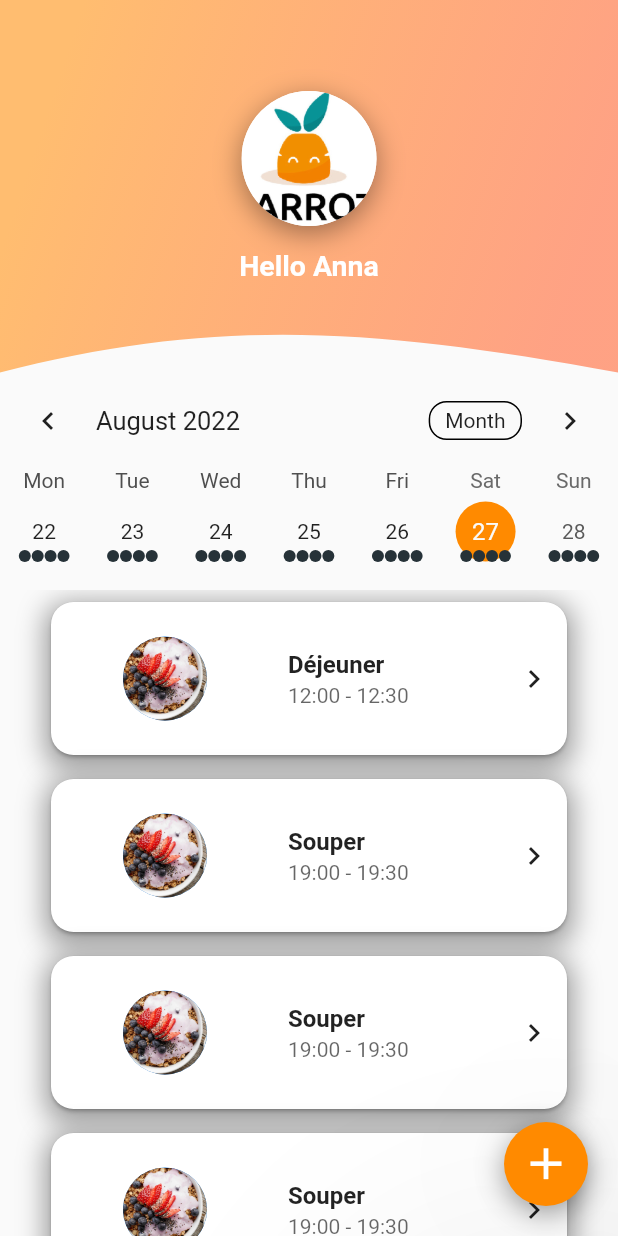
After one commit to les-crepes/CAREOT_APP, a Flutter app: the screen it shows after launch, on a phone screen of 412 x 824 dp. The commit adds this screen. Run offline on Flutter 3.47's test engine with Material 2 defaults, Android fonts, the light colour scheme and no system bars; drawn by our look-alikes of table_calendar; our stand-ins replace auto_route, cloud_firestore, firebase_auth, firebase_core, flutter_chat_types, flutter_chat_ui; accounts and stored records are empty.

Commit message:
Add parameters

```diff
--- a/lib/screens/diary.dart
+++ b/lib/screens/diary.dart
@@ -1,50 +1,17 @@
 import 'package:flutter/material.dart';
+import 'package:intl/intl.dart';
 import 'package:pdg_app/model/meal.dart';
-import 'package:pdg_app/widgets/home/top_shape.dart';
+import 'package:pdg_app/widgets/cards/arrow_pic_card.dart';
 import 'package:table_calendar/table_calendar.dart';
-import 'package:pdg_app/widgets/cards/arrow_pic_card.dart';
 
-import '../widgets/home/home_top_bar.dart';
-import 'package:intl/intl.dart';
+import '../widgets/diary/action_button.dart';
+import '../widgets/diary/diary_top_bar.dart';
+import '../widgets/diary/top_shape.dart';
 
 class DiaryScreen extends StatelessWidget {
   const DiaryScreen({Key? key}) : super(key: key);
 
-  @override
-  Widget build(BuildContext context) {
-    return const Diary();
-  }
-}
-
-class Diary extends StatefulWidget {
-  final double screenWidth;
-  final bool showActionButton;
-
-  const Diary({
-    this.screenWidth = 0,
-    this.showActionButton = true,
-    Key? key,
-  }) : super(key: key);
-
-  @override
-  State<Diary> createState() => _DiaryState();
-}
-
-class _DiaryState extends State<Diary> {
-  late final ValueNotifier<List<Meal>> _selectedEvents;
-  DateTime _selectedDay = DateTime.now();
-  DateTime _focusedDay = DateTime.now();
-  CalendarFormat _calendarFormat = CalendarFormat.week;
-
-  @override
-  void initState() {
-    super.initState();
-
-    _selectedDay = _focusedDay;
-    _selectedEvents = ValueNotifier(_getEventsForDay(_selectedDay));
-  }
-
-  List<Meal> _getEventsForDay(DateTime day) {
+  static List<Meal> _getEventsForDay(DateTime day) {
     return [
       Meal(
           startTime: DateTime(2022, 8, 26, 12),
@@ -67,6 +34,49 @@ class _DiaryState extends State<Diary> {
 
   @override
   Widget build(BuildContext context) {
+    return const Diary(
+      getDiariesForDay: _getEventsForDay,
+      clientName: "Anna",
+    );
+  }
+}
+
+class Diary extends StatefulWidget {
+  final double screenWidth;
+  final bool showActionButton;
+  final List<Meal> Function(DateTime) getDiariesForDay;
+  final String clientName;
+  final String clientPicturePath;
+
+  const Diary({
+    this.screenWidth = 0,
+    this.showActionButton = true,
+    required this.getDiariesForDay,
+    required this.clientName,
+    this.clientPicturePath = "assets/images/default_user_pic.png",
+    Key? key,
+  }) : super(key: key);
+
+  @override
+  State<Diary> createState() => _DiaryState();
+}
+
+class _DiaryState extends State<Diary> {
+  late final ValueNotifier<List<Meal>> _selectedDiaries;
+  DateTime _selectedDay = DateTime.now();
+  DateTime _focusedDay = DateTime.now();
+  CalendarFormat _calendarFormat = CalendarFormat.week;
+
+  @override
+  void initState() {
+    super.initState();
+
+    _selectedDay = _focusedDay;
+    _selectedDiaries = ValueNotifier(widget.getDiariesForDay(_selectedDay));
+  }
+
+  @override
+  Widget build(BuildContext context) {
     final width = widget.screenWidth == 0
         ? MediaQuery.of(context).size.width
         : widget.screenWidth;
@@ -76,7 +86,7 @@ class _DiaryState extends State<Diary> {
     final background = CustomPaint(
       size: Size(width,
           height), //You can Replace [WIDTH] with your desired width for Custom Paint and height will be calculated automatically
-      painter: HomeTopShape(),
+      painter: DiaryTopShape(),
     );
 
     final DateFormat hourFormatter = DateFormat('HH:mm');
@@ -84,7 +94,12 @@ class _DiaryState extends State<Diary> {
     return Stack(children: [
       Column(
         children: [
-          HomeTopBar(background: background, height: height),
+          DiaryTopBar(
+            background: background,
+            height: height,
+            clientName: widget.clientName,
+            clientPicturePath: widget.clientPicturePath,
+          ),
           TableCalendar(
               firstDay: DateTime.utc(2020, 1, 1),
               lastDay: DateTime.utc(2050, 12, 31),
@@ -107,9 +122,7 @@ class _DiaryState extends State<Diary> {
               onPageChanged: (focusedDay) {
                 _focusedDay = focusedDay;
               },
-              eventLoader: (day) {
-                return _getEventsForDay(day);
-              },
+              eventLoader: widget.getDiariesForDay,
               startingDayOfWeek: StartingDayOfWeek.monday,
               calendarStyle: CalendarStyle(
                   todayDecoration: BoxDecoration(
@@ -123,7 +136,7 @@ class _DiaryState extends State<Diary> {
           const SizedBox(height: 13),
           Expanded(
             child: ValueListenableBuilder<List<Meal>>(
-              valueListenable: _selectedEvents,
+              valueListenable: _selectedDiaries,
               builder: (context, value, _) {
                 return ListView.builder(
                   itemCount: value.length,
@@ -152,37 +165,7 @@ class _DiaryState extends State<Diary> {
           )
         ],
       ),
-      if (widget.showActionButton)
-        Column(
-          mainAxisAlignment: MainAxisAlignment.end,
-          children: [
-            Row(
-              mainAxisAlignment: MainAxisAlignment.end,
-              children: [
-                Container(
-                  decoration: const BoxDecoration(boxShadow: [
-                    BoxShadow(
-                      color: Colors.black38,
-                      blurRadius: 15,
-                      offset: Offset(0, 5),
-                      spreadRadius: 0,
-                    ),
-                  ], shape: BoxShape.circle),
-                  child: FloatingActionButton(
-                    backgroundColor: Theme.of(context).colorScheme.primary,
-                    onPressed: (() => 1),
-                    elevation: 100,
-                    child: Icon(Icons.add,
-                        color: Theme.of(context).colorScheme.onPrimary,
-                        size: 35),
-                  ),
-                ),
-                const SizedBox(width: 20)
-              ],
-            ),
-            const SizedBox(height: 20)
-          ],
-        )
+      if (widget.showActionButton) const ActionButton()
     ]);
   }
 }
--- a/lib/widgets/cards/arrow_pic_card.dart
+++ b/lib/widgets/cards/arrow_pic_card.dart
@@ -9,7 +9,7 @@ class ArrowPicCard extends StatelessWidget {
   const ArrowPicCard({
     required this.title,
     this.subtitle,
-    this.imagePath = "images/breakfast.jpg",
+    this.imagePath = "assets/images/breakfast.jpg",
     Key? key,
   }) : super(key: key);
 
--- a/lib/widgets/cards/pic_card.dart
+++ b/lib/widgets/cards/pic_card.dart
@@ -10,7 +10,7 @@ class PicCard extends StatelessWidget {
   const PicCard({
     required this.title,
     this.subtitle,
-    this.imagePath = "images/breakfast.jpg",
+    this.imagePath = 'assets/images/breakfast.jpg',
     this.icon,
     Key? key,
   }) : super(key: key);
@@ -25,8 +25,8 @@ class PicCard extends StatelessWidget {
           Expanded(
             child: ListTile(
               contentPadding: const EdgeInsets.only(left: 0),
-              leading: const CircleAvatar(
-                backgroundImage: AssetImage('assets/images/breakfast.jpg'),
+              leading: CircleAvatar(
+                backgroundImage: AssetImage(imagePath),
                 radius: 66,
               ),
               title: title,
--- /dev/null
+++ b/lib/widgets/diary/action_button.dart
@@ -0,0 +1,40 @@
+import 'package:flutter/material.dart';
+
+class ActionButton extends StatelessWidget {
+  const ActionButton({
+    Key? key,
+  }) : super(key: key);
+
+  @override
+  Widget build(BuildContext context) {
+    return Column(
+      mainAxisAlignment: MainAxisAlignment.end,
+      children: [
+        Row(
+          mainAxisAlignment: MainAxisAlignment.end,
+          children: [
+            Container(
+              decoration: const BoxDecoration(boxShadow: [
+                BoxShadow(
+                  color: Colors.black38,
+                  blurRadius: 15,
+                  offset: Offset(0, 5),
+                  spreadRadius: 0,
+                ),
+              ], shape: BoxShape.circle),
+              child: FloatingActionButton(
+                backgroundColor: Theme.of(context).colorScheme.primary,
+                onPressed: (() => 1),
+                elevation: 100,
+                child: Icon(Icons.add,
+                    color: Theme.of(context).colorScheme.onPrimary, size: 35),
+              ),
+            ),
+            const SizedBox(width: 20)
+          ],
+        ),
+        const SizedBox(height: 20)
+      ],
+    );
+  }
+}
--- a/lib/widgets/home/home_top_bar.dart
+++ b/lib/widgets/diary/diary_top_bar.dart
@@ -1,33 +1,46 @@
 import 'package:flutter/material.dart';
 
-class HomeTopBar extends StatelessWidget {
-  const HomeTopBar({
+class DiaryTopBar extends StatelessWidget {
+  const DiaryTopBar({
     Key? key,
     required this.background,
     required this.height,
+    required this.clientName,
+    required this.clientPicturePath,
   }) : super(key: key);
 
   final CustomPaint background;
   final double height;
+  final String clientName;
+  final String clientPicturePath;
 
   @override
   Widget build(BuildContext context) {
     return Stack(children: [
       background,
       Container(
-        // color: Colors.red,
         alignment: Alignment.center,
         height: height,
         child: Column(
           mainAxisAlignment: MainAxisAlignment.center,
           children: [
-            const CircleAvatar(
-              backgroundColor: Colors.white,
-              radius: 45,
+            Container(
+              decoration: const BoxDecoration(boxShadow: [
+                BoxShadow(
+                  color: Colors.black38,
+                  blurRadius: 15,
+                  offset: Offset(0, 5),
+                )
+              ], shape: BoxShape.circle),
+              child: CircleAvatar(
+                backgroundImage: AssetImage(clientPicturePath),
+                backgroundColor: Colors.white,
+                radius: 45,
+              ),
             ),
             const SizedBox(height: 15),
             Text(
-              "Hello Anna",
+              "Hello $clientName",
               style: TextStyle(
                   color: Theme.of(context).colorScheme.onPrimary,
                   fontSize: 19,
--- a/lib/widgets/home/top_shape.dart
+++ b/lib/widgets/diary/top_shape.dart
@@ -1,7 +1,7 @@
 import 'dart:ui' as ui;
 import 'package:flutter/material.dart';
 
-class HomeTopShape extends CustomPainter {
+class DiaryTopShape extends CustomPainter {
   @override
   void paint(Canvas canvas, Size size) {
     Path path_0 = Path();
--- a/pubspec.yaml
+++ b/pubspec.yaml
@@ -42,6 +42,7 @@ dependencies:
   provider: ^6.0.3
   flutter_chat_ui: ^1.6.4
   table_calendar: ^3.0.6
+  intl: ^0.17.0
 
 dev_dependencies:
   flutter_test:
```
Also changed, not shown: assets/images/default_user_pic.png (added), pubspec.lock.
